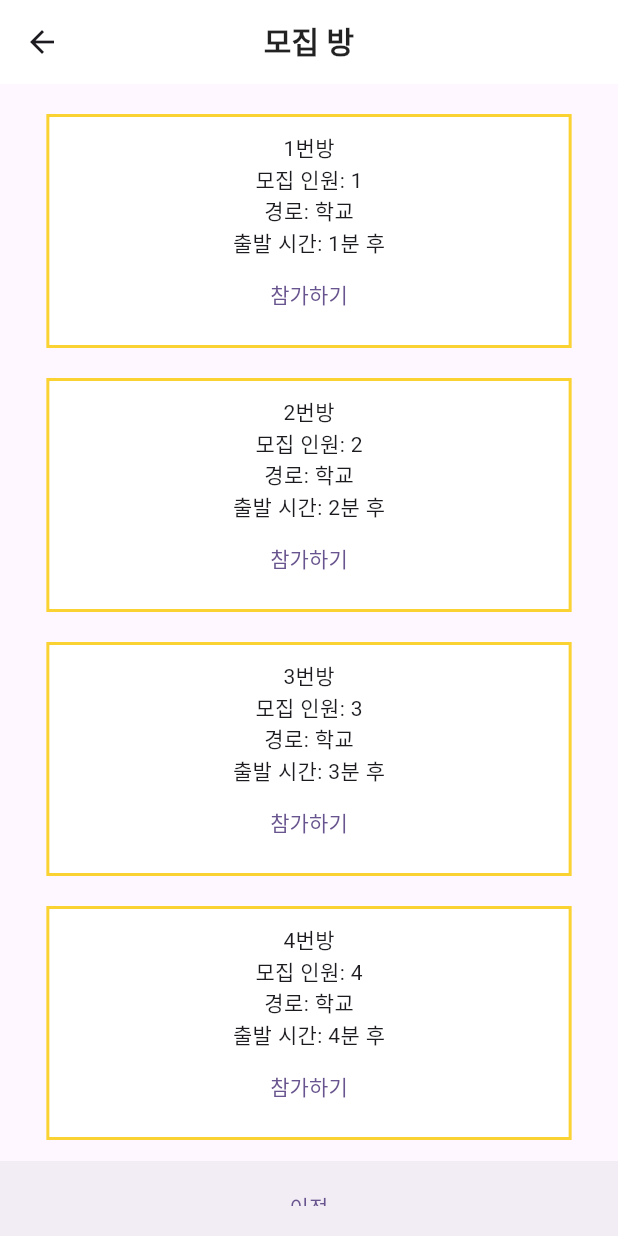
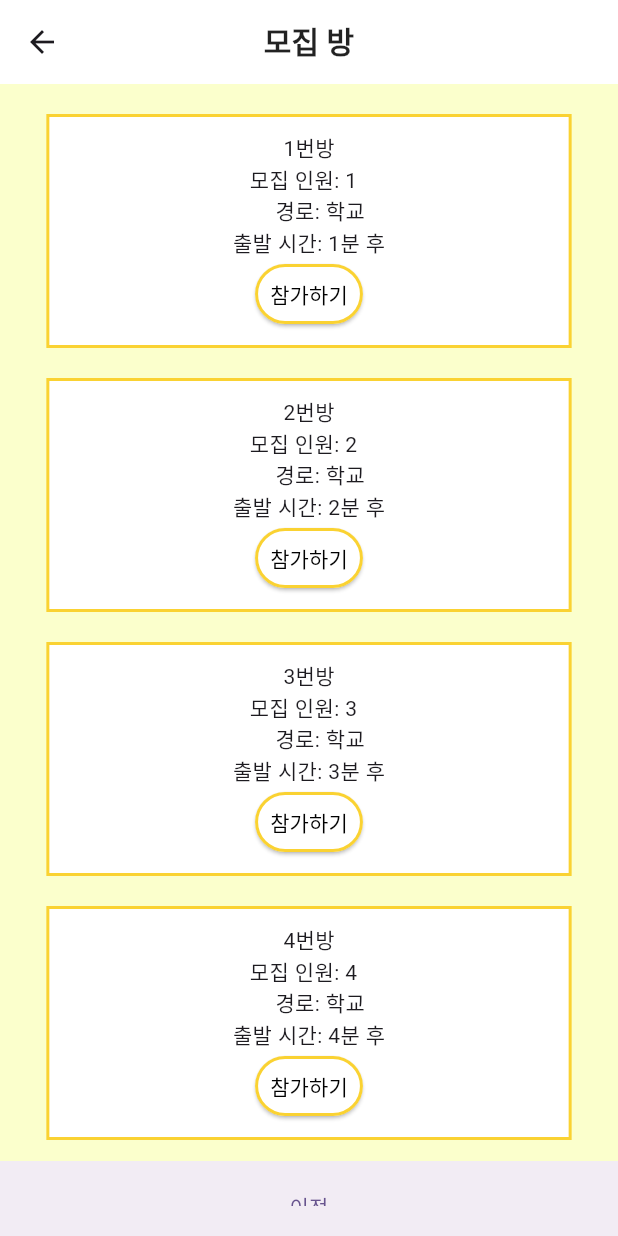
Before and after one commit to junyoung011019/yata-taxi-matching, a Flutter app: the RecruitmentRoom screen opened directly, after a tap on "참가하기", on a phone screen of 412 x 824 dp. Run offline on Flutter 3.47's test engine with Material 3 defaults, Android fonts, the phone set to English and light mode, and no system bars; our stand-ins replace dio, flutter_dotenv, flutter_native_splash, flutter_secure_storage, fluttertoast; accounts and stored records are empty; network calls fail.

Commit message:
240519_준섭
jwt 테스트 중

```diff
--- a/junseop/yatatest2/lib/function/routing.dart
+++ b/junseop/yatatest2/lib/function/routing.dart
@@ -18,7 +18,9 @@ void handleAction(BuildContext context, String action,
     switch (action) {
       case "로그인":
         Navigator.push(
-            context, MaterialPageRoute(builder: (context) => LogIn()));
+            context, MaterialPageRoute(
+            settings: RouteSettings(name: "login"),
+            builder: (context) => LogIn()));
         break;
 
       case "회원가입":
--- a/junseop/yatatest2/lib/logIn_page.dart
+++ b/junseop/yatatest2/lib/logIn_page.dart
@@ -120,7 +120,9 @@ class _LogInState extends State<LogIn> {
                         bool logIn = await user.post_logIn_data(userInfo);
                         if(logIn) {
                           String? accessToken = await storage.read(key: 'ACCESS_TOKEN');
+                          String? refreshToken = await storage.read(key: 'REFRESH_TOKEN');
                           print('ACCESS_TOKEN: $accessToken');
+                          print('REFRESH_TOKEN: $refreshToken');
 
                           user_state.set_loginState(true);
                           Navigator.pop(context);
--- a/junseop/yatatest2/lib/recruitmentRoom_page.dart
+++ b/junseop/yatatest2/lib/recruitmentRoom_page.dart
@@ -28,6 +28,7 @@ class _RecruitmentRoomState extends State<RecruitmentRoom> {
   }
   Widget build(BuildContext context) {
     return Scaffold (
+      backgroundColor: Color(0xFFFBFFCC),
       appBar: AppBar(
         title: Text(
           '모집 방',
@@ -70,7 +71,7 @@ class _RecruitmentRoomState extends State<RecruitmentRoom> {
               ),
             ),
 
-            TextButton(
+            ElevatedButton(
               child: Text("이메일 인증 초기화"),
               onPressed: () { user.univ_init(); },
             ),
@@ -110,16 +111,27 @@ Widget roomContainer(BuildContext context, roomTitle, int partyCount, String des
             mainAxisSize: MainAxisSize.min, // 자식의 최소 높이만 사용
             children: [
               Text(roomTitle),
-              Text('모집 인원: $partyCount'),
-              Text('경로: $destination'),
+              Text('모집 인원: $partyCount  '),
+              Text('    경로: $destination'),
               Text('출발 시간: $startTime분 후'),
-              TextButton(
-                onPressed: ()   { handleAction(context, "채팅방",
-                    roomTitle: roomTitle,
-                    partyCount: partyCount,
-                    destination: destination,
-                    startTime: startTime); },
-                child: Text('참가하기'),
+              ElevatedButton(onPressed: () { handleAction(context, "채팅방",
+                  roomTitle: roomTitle,
+                  partyCount: partyCount,
+                  destination: destination,
+                  startTime: startTime); }, child: Text('참가하기', style:  TextStyle(color: Colors.black),),
+                style: ElevatedButton.styleFrom(
+                  padding: EdgeInsets.symmetric(
+                    vertical: 10,
+                    horizontal: 10,
+                  ),
+                  backgroundColor: Colors.white, // 배경색을 흰색으로 변경
+                  shape: RoundedRectangleBorder(
+                    borderRadius: BorderRadius.circular(30), // 테두리 둥글게
+                    side: BorderSide(
+                        color: Color(0xFFFAD232),
+                        width: 2), // 테두리 색 및 너비 설정
+                  ),
+                ),
               ),
             ],
           ),
```
Also changed, not shown: junseop/yatatest2/lib/function/auth_dio.dart (+48 -14 lines), junseop/yatatest2/lib/function/userPost.dart (+38 -17 lines), junseop/yatatest2/lib/recruiting/recruiting3.dart (+6 -2 lines), junseop/yatatest2/lib/yataMain/yataMain.dart (+15 -3 lines).
